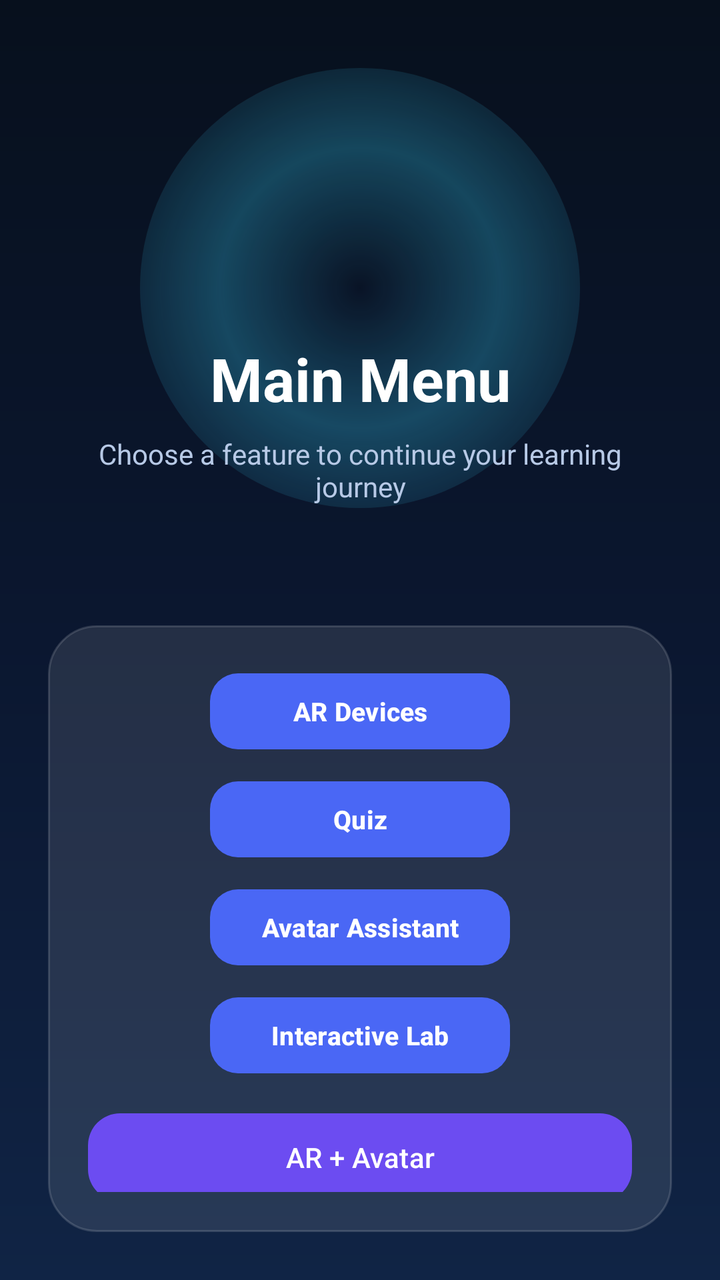
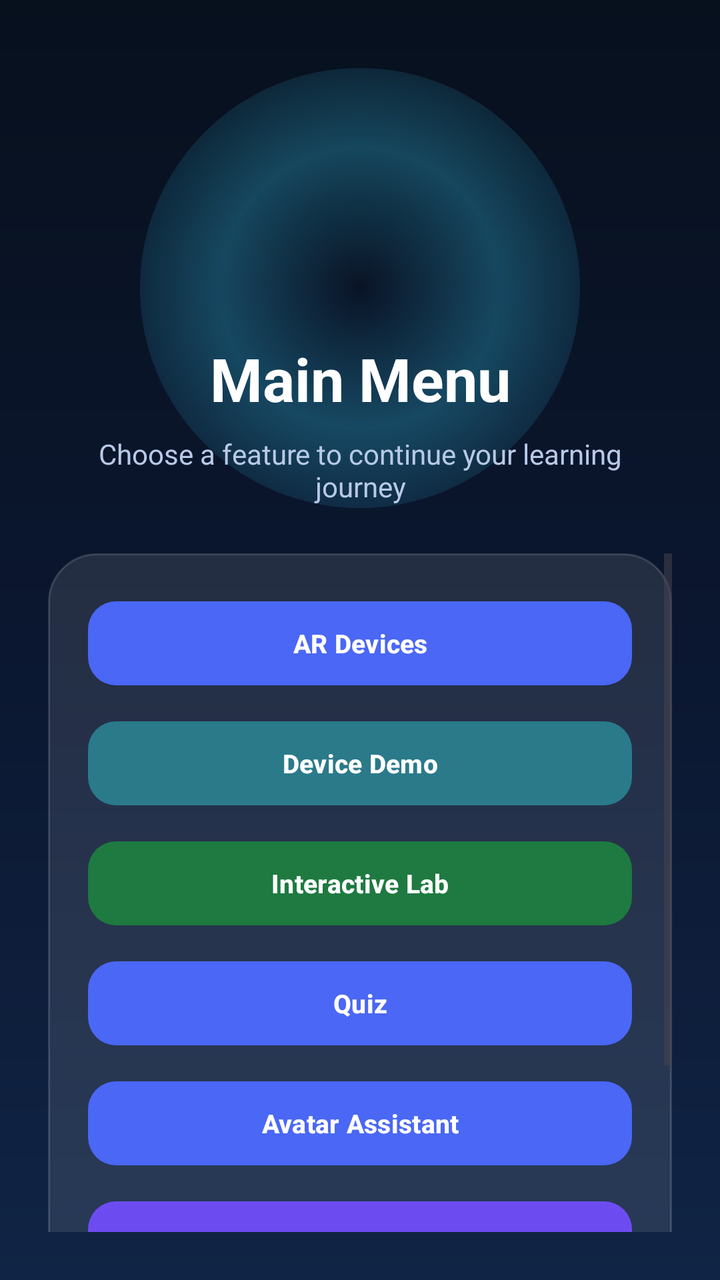

An Android layout rendered at two revisions. The XML below is the earlier revision; the diff shows what the commit changed to produce the second picture.
<!-- AndroidManifest.xml: application theme Theme.ComputerNetworkDeviceARApp -->
<!-- res/layout/activity_main_menu.xml -->
<?xml version="1.0" encoding="utf-8"?>
<RelativeLayout xmlns:android="http://schemas.android.com/apk/res/android"
    xmlns:app="http://schemas.android.com/apk/res-auto"
    android:layout_width="match_parent"
    android:layout_height="match_parent"
    android:background="@drawable/bg_main_gradient"
    android:padding="24dp">

    <View
        android:id="@+id/topGlow"
        android:layout_width="220dp"
        android:layout_height="220dp"
        android:layout_centerHorizontal="true"
        android:layout_marginTop="10dp"
        android:background="@drawable/bg_glow_circle" />

    <ImageView
        android:id="@+id/imgMenuIcon"
        android:layout_width="90dp"
        android:layout_height="90dp"
        android:layout_centerHorizontal="true"
        android:layout_marginTop="35dp"
        android:src="@mipmap/ic_launcher"
        android:scaleType="fitCenter" />

    <TextView
        android:id="@+id/tvMenuTitle"
        android:layout_width="match_parent"
        android:layout_height="wrap_content"
        android:layout_below="@id/imgMenuIcon"
        android:layout_marginTop="20dp"
        android:text="Main Menu"
        android:textAlignment="center"
        android:textColor="#FFFFFF"
        android:textSize="30sp"
        android:textStyle="bold" />

    <TextView
        android:id="@+id/tvSubtitle"
        android:layout_width="match_parent"
        android:layout_height="wrap_content"
        android:layout_below="@id/tvMenuTitle"
        android:layout_marginTop="8dp"
        android:text="Choose a feature to continue your learning journey"
        android:textAlignment="center"
        android:textColor="#B7C9E6"
        android:textSize="14sp"
        android:paddingStart="20dp"
        android:paddingEnd="20dp" />

    <LinearLayout
        android:id="@+id/menuCard"
        android:layout_width="match_parent"
        android:layout_height="wrap_content"
        android:layout_below="@id/tvSubtitle"
        android:layout_marginTop="60dp"
        android:background="@drawable/bg_info_card"
        android:gravity="center_horizontal"
        android:orientation="vertical"
        android:padding="20dp">

        <com.google.android.material.button.MaterialButton
            android:id="@+id/btnAR"
            android:layout_width="150dp"
            android:layout_height="46dp"
            android:layout_gravity="center_horizontal"
            android:text="AR Devices"
            android:textAllCaps="false"
            android:textColor="#FFFFFF"
            android:textSize="13sp"
            android:textStyle="bold"
            app:backgroundTint="#4A67F5"
            app:cornerRadius="14dp" />

        <com.google.android.material.button.MaterialButton
            android:id="@+id/btnQuiz"
            android:layout_width="150dp"
            android:layout_height="46dp"
            android:layout_gravity="center_horizontal"
            android:layout_marginTop="8dp"
            android:text="Quiz"
            android:textAllCaps="false"
            android:textColor="#FFFFFF"
            android:textSize="13sp"
            android:textStyle="bold"
            app:backgroundTint="#4A67F5"
            app:cornerRadius="14dp" />

        <com.google.android.material.button.MaterialButton
            android:id="@+id/btnAvatar"
            android:layout_width="150dp"
            android:layout_height="46dp"
            android:layout_gravity="center_horizontal"
            android:layout_marginTop="8dp"
            android:text="Avatar Assistant"
            android:textAllCaps="false"
            android:textColor="#FFFFFF"
            android:textSize="13sp"
            android:textStyle="bold"
            app:backgroundTint="#4A67F5"
            app:cornerRadius="14dp" />

        <com.google.android.material.button.MaterialButton
            android:id="@+id/btnNetworkLab"
            android:layout_width="150dp"
            android:layout_height="46dp"
            android:layout_gravity="center_horizontal"
            android:layout_marginTop="8dp"
            android:text="Interactive Lab"
            android:textAllCaps="false"
            android:textColor="#FFFFFF"
            android:textSize="13sp"
            android:textStyle="bold"
            app:backgroundTint="#4A67F5"
            app:cornerRadius="14dp" />

        <com.google.android.material.button.MaterialButton
            android:id="@+id/btnCombinedAR"
            android:layout_width="match_parent"
            android:layout_height="52dp"
            android:layout_marginTop="12dp"
            android:text="AR + Avatar"
            android:textAllCaps="false"
            android:textColor="#FFFFFF"
            app:backgroundTint="#6C4CF1"
            app:cornerRadius="16dp"/>

        <com.google.android.material.button.MaterialButton
            android:id="@+id/btnExit"
            android:layout_width="150dp"
            android:layout_height="46dp"
            android:layout_gravity="center_horizontal"
            android:layout_marginTop="8dp"
            android:text="Logout"
            android:textAllCaps="false"
            android:textColor="#FFFFFF"
            android:textSize="13sp"
            android:textStyle="bold"
            app:backgroundTint="#4A67F5"
            app:cornerRadius="14dp" />

    </LinearLayout>

</RelativeLayout>
<!-- resources referenced by this layout -->
<resources>
  <!-- drawable bg_glow_circle (drawable) -->
  <?xml version="1.0" encoding="utf-8"?>
  <shape xmlns:android="http://schemas.android.com/apk/res/android"
      android:shape="oval">
      <gradient
          android:type="radial"
          android:gradientRadius="140dp"
          android:centerColor="#4438D6FF"
          android:endColor="#0038D6FF" />
  </shape>
  <!-- drawable bg_info_card (drawable) -->
  <?xml version="1.0" encoding="utf-8"?>
  <shape xmlns:android="http://schemas.android.com/apk/res/android">
      <solid android:color="#1AFFFFFF" />
      <corners android:radius="24dp" />
      <stroke
          android:width="1dp"
          android:color="#26FFFFFF" />
  </shape>
  <!-- drawable bg_main_gradient (drawable) -->
  <?xml version="1.0" encoding="utf-8"?>
  <shape xmlns:android="http://schemas.android.com/apk/res/android">
      <gradient
          android:angle="270"
          android:startColor="#07101D"
          android:centerColor="#0B1730"
          android:endColor="#102445" />
  </shape>
  <!-- mipmap ic_launcher (mipmap-anydpi-v26) -->
  <?xml version="1.0" encoding="utf-8"?>
  <adaptive-icon xmlns:android="http://schemas.android.com/apk/res/android">
      <background android:drawable="@drawable/ic_launcher_background"/>
      <foreground android:drawable="@mipmap/ic_launcher_foreground"/>
      <monochrome android:drawable="@mipmap/ic_launcher_foreground"/>
  </adaptive-icon>
  <style name="Theme.ComputerNetworkDeviceARApp" parent="Base.Theme.ComputerNetworkDeviceARApp" />
  <!-- drawable ic_launcher_background: vector/xml drawable (drawable, 4866 chars, omitted) -->
  <style name="Base.Theme.ComputerNetworkDeviceARApp" parent="Theme.Material3.DayNight.NoActionBar">
          
          
      </style>
</resources>

<!-- the commit's change to res/layout/activity_main_menu.xml (unified diff, before → after) -->
@@ -48,97 +48,116 @@
         android:paddingStart="20dp"
         android:paddingEnd="20dp" />
 
-    <LinearLayout
-        android:id="@+id/menuCard"
+    <ScrollView
         android:layout_width="match_parent"
         android:layout_height="wrap_content"
         android:layout_below="@id/tvSubtitle"
-        android:layout_marginTop="60dp"
-        android:background="@drawable/bg_info_card"
-        android:gravity="center_horizontal"
-        android:orientation="vertical"
-        android:padding="20dp">
+        android:layout_marginTop="24dp">
 
-        <com.google.android.material.button.MaterialButton
-            android:id="@+id/btnAR"
-            android:layout_width="150dp"
-            android:layout_height="46dp"
-            android:layout_gravity="center_horizontal"
-            android:text="AR Devices"
-            android:textAllCaps="false"
-            android:textColor="#FFFFFF"
-            android:textSize="13sp"
-            android:textStyle="bold"
-            app:backgroundTint="#4A67F5"
-            app:cornerRadius="14dp" />
+        <LinearLayout
+            android:id="@+id/menuCard"
+            android:layout_width="match_parent"
+            android:layout_height="wrap_content"
+            android:background="@drawable/bg_info_card"
+            android:gravity="center_horizontal"
+            android:orientation="vertical"
+            android:padding="20dp">
 
-        <com.google.android.material.button.MaterialButton
-            android:id="@+id/btnQuiz"
-            android:layout_width="150dp"
-            android:layout_height="46dp"
-            android:layout_gravity="center_horizontal"
-            android:layout_marginTop="8dp"
-            android:text="Quiz"
-            android:textAllCaps="false"
-            android:textColor="#FFFFFF"
-            android:textSize="13sp"
-            android:textStyle="bold"
-            app:backgroundTint="#4A67F5"
-            app:cornerRadius="14dp" />
+            <com.google.android.material.button.MaterialButton
+                android:id="@+id/btnAR"
+                android:layout_width="match_parent"
+                android:layout_height="50dp"
+                android:layout_gravity="center_horizontal"
+                android:text="AR Devices"
+                android:textAllCaps="false"
+                android:textColor="#FFFFFF"
+                android:textSize="13sp"
+                android:textStyle="bold"
+                app:backgroundTint="#4A67F5"
+                app:cornerRadius="14dp" />
 
-        <com.google.android.material.button.MaterialButton
-            android:id="@+id/btnAvatar"
-            android:layout_width="150dp"
-            android:layout_height="46dp"
-            android:layout_gravity="center_horizontal"
-            android:layout_marginTop="8dp"
-            android:text="Avatar Assistant"
-            android:textAllCaps="false"
-            android:textColor="#FFFFFF"
-            android:textSize="13sp"
-            android:textStyle="bold"
-            app:backgroundTint="#4A67F5"
-            app:cornerRadius="14dp" />
+            <com.google.android.material.button.MaterialButton
+                android:id="@+id/btnDeviceDemo"
+                android:layout_width="match_parent"
+                android:layout_height="50dp"
+                android:layout_gravity="center_horizontal"
+                android:layout_marginTop="10dp"
+                android:text="Device Demo"
+                android:textAllCaps="false"
+                android:textColor="#FFFFFF"
+                android:textSize="13sp"
+                android:textStyle="bold"
+                app:backgroundTint="#2A7A8A"
+                app:cornerRadius="14dp" />
 
-        <com.google.android.material.button.MaterialButton
-            android:id="@+id/btnNetworkLab"
-            android:layout_width="150dp"
-            android:layout_height="46dp"
-            android:layout_gravity="center_horizontal"
-            android:layout_marginTop="8dp"
-            android:text="Interactive Lab"
-            android:textAllCaps="false"
-            android:textColor="#FFFFFF"
-            android:textSize="13sp"
-            android:textStyle="bold"
-            app:backgroundTint="#4A67F5"
-            app:cornerRadius="14dp" />
+            <com.google.android.material.button.MaterialButton
+                android:id="@+id/btnNetworkLab"
+                android:layout_width="match_parent"
+                android:layout_height="50dp"
+                android:layout_gravity="center_horizontal"
+                android:layout_marginTop="10dp"
+                android:text="Interactive Lab"
+                android:textAllCaps="false"
+                android:textColor="#FFFFFF"
+                android:textSize="13sp"
+                android:textStyle="bold"
+                app:backgroundTint="#1E7A40"
+                app:cornerRadius="14dp" />
 
-        <com.google.android.material.button.MaterialButton
-            android:id="@+id/btnCombinedAR"
-            android:layout_width="match_parent"
-            android:layout_height="52dp"
-            android:layout_marginTop="12dp"
-            android:text="AR + Avatar"
-            android:textAllCaps="false"
-            android:textColor="#FFFFFF"
-            app:backgroundTint="#6C4CF1"
-            app:cornerRadius="16dp"/>
+            <com.google.android.material.button.MaterialButton
+                android:id="@+id/btnQuiz"
+                android:layout_width="match_parent"
+                android:layout_height="50dp"
+                android:layout_gravity="center_horizontal"
+                android:layout_marginTop="10dp"
+                android:text="Quiz"
+                android:textAllCaps="false"
+                android:textColor="#FFFFFF"
+                android:textSize="13sp"
+                android:textStyle="bold"
+                app:backgroundTint="#4A67F5"
+                app:cornerRadius="14dp" />
 
-        <com.google.android.material.button.MaterialButton
-            android:id="@+id/btnExit"
-            android:layout_width="150dp"
-            android:layout_height="46dp"
-            android:layout_gravity="center_horizontal"
-            android:layout_marginTop="8dp"
-            android:text="Logout"
-            android:textAllCaps="false"
-            android:textColor="#FFFFFF"
-            android:textSize="13sp"
-            android:textStyle="bold"
-            app:backgroundTint="#4A67F5"
-            app:cornerRadius="14dp" />
+            <com.google.android.material.button.MaterialButton
+                android:id="@+id/btnAvatar"
+                android:layout_width="match_parent"
+                android:layout_height="50dp"
+                android:layout_gravity="center_horizontal"
+                android:layout_marginTop="10dp"
+                android:text="Avatar Assistant"
+                android:textAllCaps="false"
+                android:textColor="#FFFFFF"
+                android:textSize="13sp"
+                android:textStyle="bold"
+                app:backgroundTint="#4A67F5"
+                app:cornerRadius="14dp" />
 
-    </LinearLayout>
+            <com.google.android.material.button.MaterialButton
+                android:id="@+id/btnCombinedAR"
+                android:layout_width="match_parent"
+                android:layout_height="50dp"
+                android:layout_marginTop="10dp"
+                android:text="AR + Avatar"
+                android:textAllCaps="false"
+                android:textColor="#FFFFFF"
+                app:backgroundTint="#6C4CF1"
+                app:cornerRadius="14dp"/>
+
+            <com.google.android.material.button.MaterialButton
+                android:id="@+id/btnExit"
+                android:layout_width="match_parent"
+                android:layout_height="50dp"
+                android:layout_gravity="center_horizontal"
+                android:layout_marginTop="10dp"
+                android:text="Logout"
+                android:textAllCaps="false"
+                android:textColor="#FFFFFF"
+                android:textSize="13sp"
+                android:textStyle="bold"
+                app:backgroundTint="#C73D5A"
+                app:cornerRadius="14dp" />
+
+        </LinearLayout>
+    </ScrollView>
 
 </RelativeLayout>
